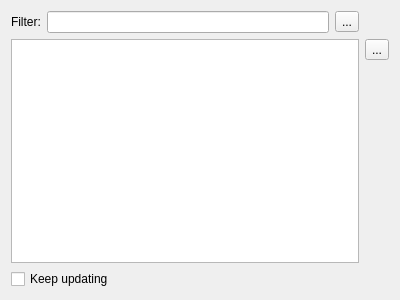
The window that src/plugins/git/gitorious/gitoriousprojectwidget.ui (qt-creator/qt-creator) describes before a commit, drawn with Qt 5.
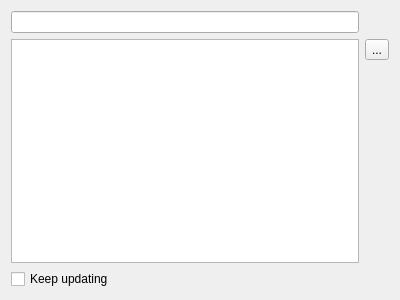
The same window after the commit. Custom widgets are drawn as their Qt base class.

Commit message: Replace handcrafted filter widgets by Utils::FilterLineEdit

```diff
--- a/src/plugins/git/gitorious/gitoriousprojectwidget.ui
+++ b/src/plugins/git/gitorious/gitoriousprojectwidget.ui
@@ -14,27 +14,6 @@
    <string>WizardPage</string>
   </property>
   <layout class="QGridLayout" name="gridLayout">
-   <item row="0" column="0">
-    <layout class="QHBoxLayout" name="horizontalLayout">
-     <item>
-      <widget class="QLabel" name="filterLabel">
-       <property name="text">
-        <string>Filter:</string>
-       </property>
-      </widget>
-     </item>
-     <item>
-      <widget class="QLineEdit" name="filterLineEdit"/>
-     </item>
-     <item>
-      <widget class="QToolButton" name="filterClearButton">
-       <property name="text">
-        <string>...</string>
-       </property>
-      </widget>
-     </item>
-    </layout>
-   </item>
    <item row="1" column="0">
     <widget class="QTreeView" name="projectTreeView"/>
    </item>
@@ -69,8 +48,23 @@
      </property>
     </widget>
    </item>
+   <item row="0" column="0">
+    <widget class="Utils::FilterLineEdit" name="filterLineEdit"/>
+   </item>
   </layout>
  </widget>
+ <customwidgets>
+  <customwidget>
+   <class>Utils::FancyLineEdit</class>
+   <extends>QLineEdit</extends>
+   <header location="global">utils/fancylineedit.h</header>
+  </customwidget>
+  <customwidget>
+   <class>Utils::FilterLineEdit</class>
+   <extends>Utils::FancyLineEdit</extends>
+   <header location="global">utils/filterlineedit.h</header>
+  </customwidget>
+ </customwidgets>
  <resources/>
  <connections/>
 </ui>
```
The commit also changes 7 other files.
